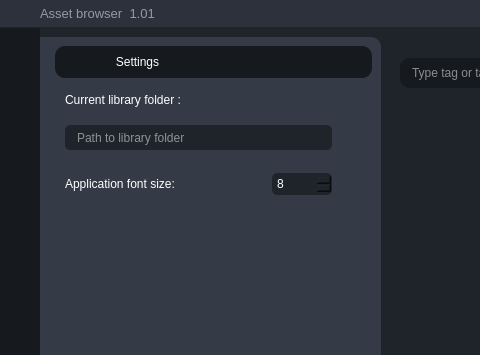
Before: the Qt Designer form UI/Ui_MainWindow.ui in andreikin/asset_browser, drawn with Qt 5; both pictures show x 0 to 480 and y 0 to 355 of the 928 by 725 pixel window.
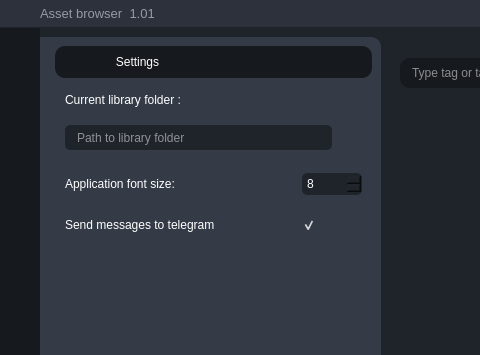
After: the same form once the commit is applied. The open tabs and pages were chosen to show the change. Icons and pictures are not drawn.

Commit message: add Messages to telegram checkbox, fix no icon error

Diff of the .ui file:
```diff
--- a/UI/Ui_MainWindow.ui
+++ b/UI/Ui_MainWindow.ui
@@ -1758,7 +1758,7 @@
                         <number>0</number>
                        </property>
                        <property name="rightMargin">
-                        <number>40</number>
+                        <number>10</number>
                        </property>
                        <item alignment="Qt::AlignLeft">
                         <widget class="QLabel" name="label">
@@ -1773,7 +1773,7 @@
                          </property>
                         </widget>
                        </item>
-                       <item>
+                       <item alignment="Qt::AlignRight">
                         <widget class="QSpinBox" name="font_spinBox">
                          <property name="maximumSize">
                           <size>
@@ -1792,6 +1792,59 @@
                       </layout>
                      </widget>
                     </item>
+                    <item>
+                     <widget class="QWidget" name="widget_4" native="true">
+                      <property name="minimumSize">
+                       <size>
+                        <width>0</width>
+                        <height>0</height>
+                       </size>
+                      </property>
+                      <layout class="QHBoxLayout" name="horizontalLayout_11">
+                       <property name="leftMargin">
+                        <number>0</number>
+                       </property>
+                       <property name="topMargin">
+                        <number>0</number>
+                       </property>
+                       <property name="rightMargin">
+                        <number>10</number>
+                       </property>
+                       <property name="bottomMargin">
+                        <number>0</number>
+                       </property>
+                       <item alignment="Qt::AlignLeft">
+                        <widget class="QLabel" name="label_2">
+                         <property name="minimumSize">
+                          <size>
+                           <width>150</width>
+                           <height>0</height>
+                          </size>
+                         </property>
+                         <property name="text">
+                          <string>Send messages to telegram</string>
+                         </property>
+                        </widget>
+                       </item>
+                       <item alignment="Qt::AlignRight">
+                        <widget class="QCheckBox" name="message_to_bot">
+                         <property name="minimumSize">
+                          <size>
+                           <width>60</width>
+                           <height>0</height>
+                          </size>
+                         </property>
+                         <property name="text">
+                          <string/>
+                         </property>
+                         <property name="checked">
+                          <bool>true</bool>
+                         </property>
+                        </widget>
+                       </item>
+                      </layout>
+                     </widget>
+                    </item>
                     <item>
                      <spacer name="verticalSpacer_3">
                       <property name="orientation">
```
Left out of the diff: 6 changed lines with no effect on the pictures. The commit also changes 5 other files.
